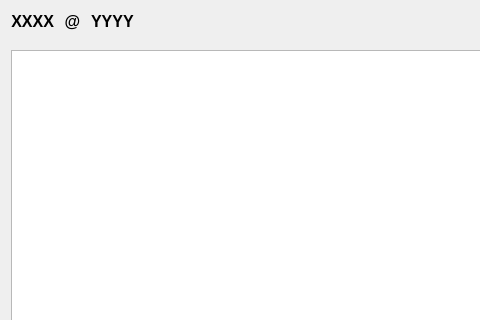
This is assets/YorkULabSeating_lab_scheduler.ui in tdgskinner/yorku-phys-lab-seating as Qt 5 draws it before an edit; both pictures show x 0 to 480 and y 0 to 320 of the 595 by 478 pixel window. The edited form follows.
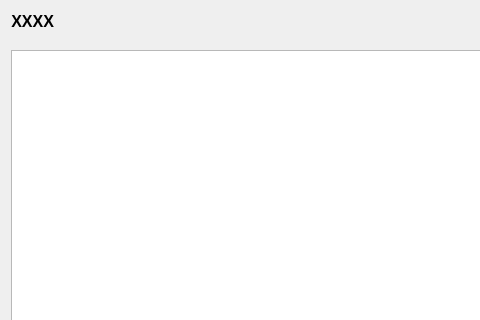
This is the edited form.

```diff
--- a/assets/YorkULabSeating_lab_scheduler.ui
+++ b/assets/YorkULabSeating_lab_scheduler.ui
@@ -35,37 +35,6 @@
          </property>
         </widget>
        </item>
-       <item>
-        <widget class="QLabel" name="course_label_at_2">
-         <property name="font">
-          <font>
-           <pointsize>12</pointsize>
-           <weight>75</weight>
-           <bold>true</bold>
-          </font>
-         </property>
-         <property name="text">
-          <string> @ </string>
-         </property>
-         <property name="alignment">
-          <set>Qt::AlignCenter</set>
-         </property>
-        </widget>
-       </item>
-       <item>
-        <widget class="QLabel" name="location_label">
-         <property name="font">
-          <font>
-           <pointsize>12</pointsize>
-           <weight>75</weight>
-           <bold>true</bold>
-          </font>
-         </property>
-         <property name="text">
-          <string>YYYY</string>
-         </property>
-        </widget>
-       </item>
        <item>
         <spacer name="horizontalSpacer_4">
          <property name="orientation">
```
